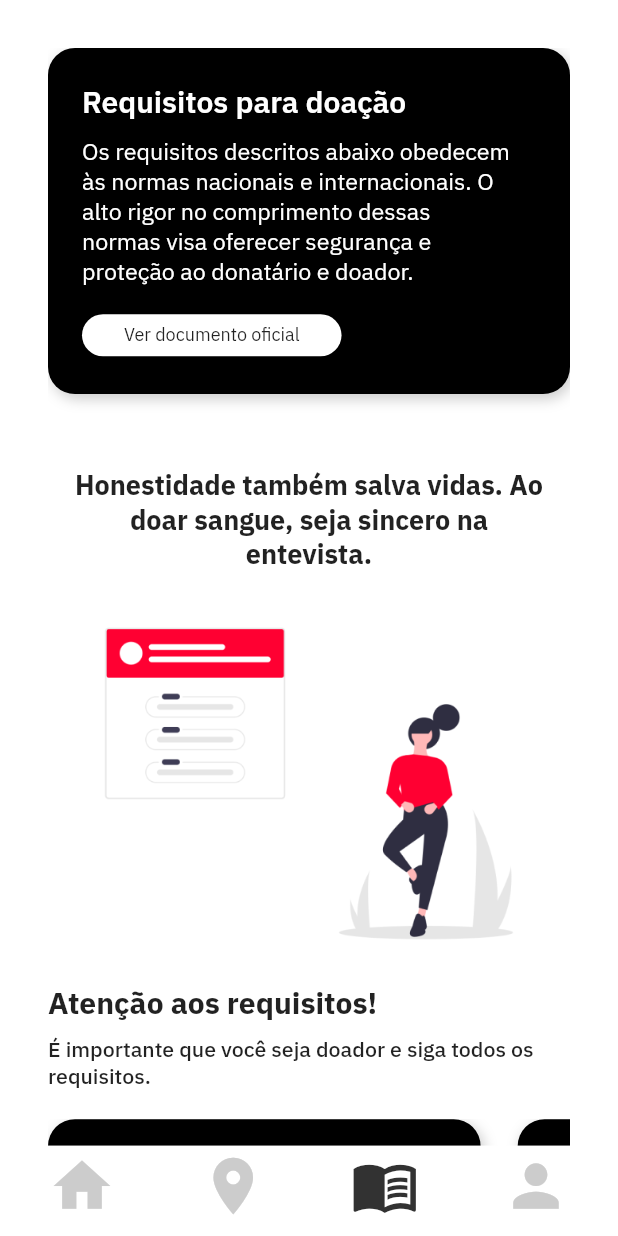
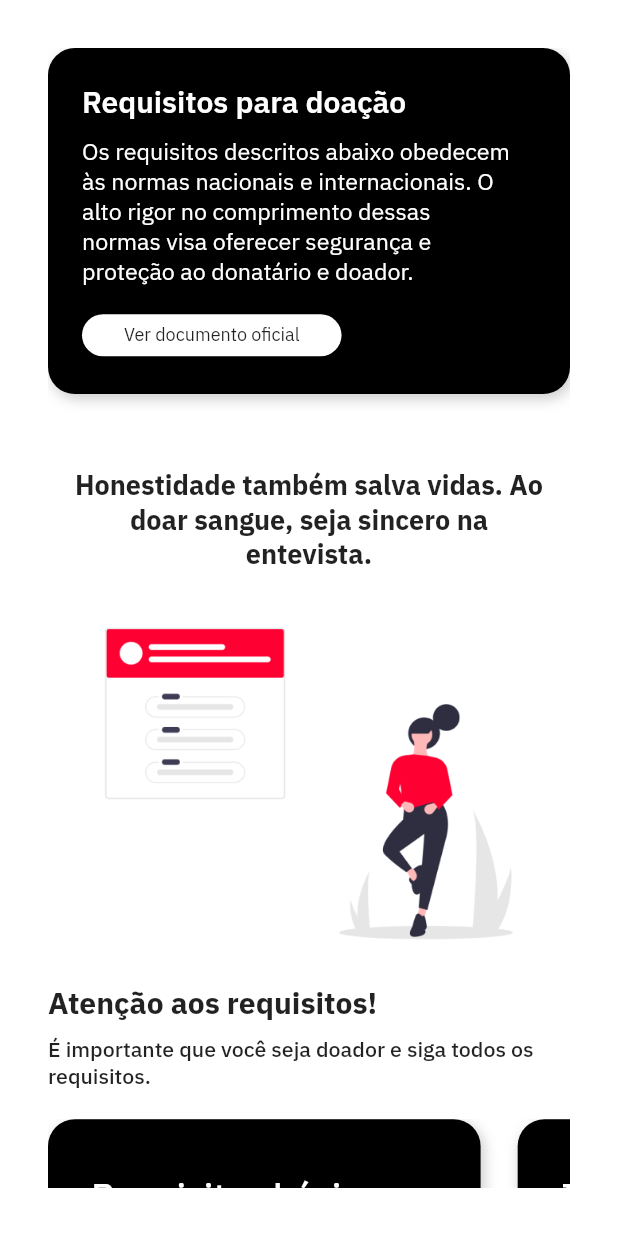
Before and after one commit to rannaraabe/blood, a Flutter app: the ConteudoPage screen opened by its route, on a phone screen of 412 x 824 dp. Run offline on Flutter 3.47's test engine with Material 2 defaults, Android fonts, the phone set to English and light mode, and no system bars; our stand-ins replace firebase_auth, firebase_core, flutter_map, flutter_mobx, flutter_modular, geocoding and 6 more; missing offline and left inert: dart:ffi; accounts and stored records are empty; generated files the repository leaves out were written again.

Commit message:
feat: bottom navigation bar with mobx

```diff
--- a/blood-app/lib/app/app_module.dart
+++ b/blood-app/lib/app/app_module.dart
@@ -6,6 +6,7 @@ import 'modules/inicio/inicio_module.dart';
 import 'modules/cadastro/cadastro_module.dart';
 import 'modules/conta/conta_module.dart';
 import 'modules/conteudo/conteudo_module.dart';
+import 'modules/main/main_module.dart';
 
 class AppModule extends Module {
   @override
@@ -14,6 +15,8 @@ class AppModule extends Module {
   @override
   final List<ModularRoute> routes = [
     ModuleRoute(Modular.initialRoute, module: InicioModule()),
+    /// Defines the navigation between pages:
+    ModuleRoute('/main', module: MainModule()),
     ModuleRoute('/cadastro', module: CadastroModule()),
     ModuleRoute('/feed', module: FeedModule()),
     ModuleRoute('/conta', module: ContaModule()),
--- a/blood-app/lib/app/design_system/bottom_bar.dart
+++ /dev/null
@@ -1,58 +0,0 @@
-import 'package:flutter/material.dart';
-
-class BottomBar extends StatelessWidget {
-  const BottomBar({
-    Key? key,
-    this.feedColor,
-    this.mapaColor,
-    this.conteudoColor,
-    this.contaColor,
-    this.conteudo,
-  }) : super(key: key);
-
-  final Color? feedColor;
-  final Color? mapaColor;
-  final Color? conteudoColor;
-  final Color? contaColor;
-  final double? conteudo;
-
-  @override
-  Widget build(BuildContext context) {
-    final width = MediaQuery.of(context).size.width;
-    final height = MediaQuery.of(context).size.height;
-    return Container(
-      width: width,
-      height: height * 0.04,
-      color: Colors.white,
-      child: Padding(
-        padding: EdgeInsets.only(top: conteudo ?? height * 0.035),
-        child: Row(
-          mainAxisAlignment: MainAxisAlignment.spaceBetween,
-          crossAxisAlignment: CrossAxisAlignment.center,
-          children: [
-            Icon(
-              IconData(0xe318, fontFamily: 'MaterialIcons'),
-              color: feedColor ?? Color(0XFFCCCCCC),
-              size: width * 0.11,
-            ),
-            Icon(
-              IconData(0xe3ab, fontFamily: 'MaterialIcons'),
-              color: mapaColor ?? Color(0XFFCCCCCC),
-              size: width * 0.11,
-            ),
-            Icon(
-              IconData(0xe3dd, fontFamily: 'MaterialIcons'),
-              color: conteudoColor ?? Color(0XFFCCCCCC),
-              size: width * 0.11,
-            ),
-            Icon(
-              IconData(0xe491, fontFamily: 'MaterialIcons'),
-              color: contaColor ?? Color(0XFFCCCCCC),
-              size: width * 0.11,
-            ),
-          ],
-        ),
-      ),
-    );
-  }
-}
--- a/blood-app/lib/app/modules/conteudo/conteudo_page.dart
+++ b/blood-app/lib/app/modules/conteudo/conteudo_page.dart
@@ -1,4 +1,3 @@
-import 'package:blood_app/app/design_system/bottom_bar.dart';
 import 'package:blood_app/app/modules/conteudo/widgets/info_card1_conteudo.dart';
 import 'package:blood_app/app/theme/app_theme.dart';
 import 'package:flutter/material.dart';
@@ -8,21 +7,18 @@ import 'widgets/info_card2_conteudo.dart';
 import 'widgets/info_card3_conteudo.dart';
 
 class ConteudoPage extends StatelessWidget {
-  const ConteudoPage({Key? key}) : super(key: key);
-
   @override
   Widget build(BuildContext context) {
     final height = MediaQuery.of(context).size.height;
     final width = MediaQuery.of(context).size.width;
     return Scaffold(
-      resizeToAvoidBottomInset: false,
+      // bottomNavigationBar: BottonNavBar(),
+      resizeToAvoidBottomInset: true,
       body: Container(
           color: Colors.white,
           child: Padding(
             padding: const EdgeInsets.all(32),
-            child: Stack(
-              children: [
-                ListView(
+            child: ListView(
               children: <Widget>[
                 Column(
                   children: [
@@ -126,18 +122,7 @@ class ConteudoPage extends StatelessWidget {
                   height: 50,
                 ),
                 SizedBox(
-                      height: height * 0.1,
-                    ),
-                  ],
-                ),
-                Positioned(
-                  child: Padding(
-                    padding: EdgeInsets.only(top: height * 0.888),
-                    child: BottomBar(
-                      conteudoColor: Color(0XFF323232),
-                      conteudo: height * 0.006,
-                    ),
-                  ),
+                  height: height * 0.04,
                 ),
               ],
             ),
--- /dev/null
+++ b/blood-app/lib/app/modules/main/main_module.dart
@@ -0,0 +1,12 @@
+import 'package:blood_app/app/modules/main/main_page.dart';
+import 'package:flutter_modular/flutter_modular.dart';
+
+class MainModule extends Module {
+  @override
+  final List<Bind> binds = [];
+
+  @override
+  final List<ModularRoute> routes = [
+    ChildRoute(Modular.initialRoute, child: (_, args) => MainPage()),
+  ];
+}
```
Also changed, not shown: blood-app/lib/app/modules/feed/feed_page.dart (+3 -9 lines), blood-app/lib/app/modules/inicio/widgets/pre_inicio_page.dart (+4 -3 lines), blood-app/lib/app/modules/main/main_controller.dart (added, +14 -0 lines), blood-app/lib/app/modules/main/main_page.dart (added, +76 -0 lines). Lines whose indentation alone changed are shown as unchanged.
